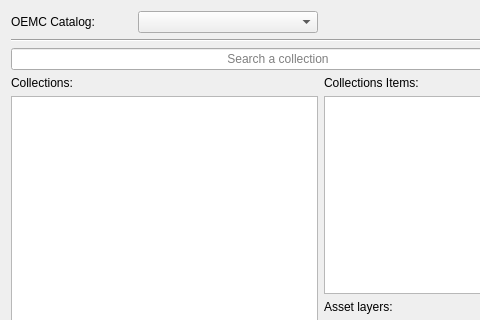
Qt form oemc_plugin_dialog_base.ui (Open-Earth-Monitor/oemc-qgis-plugin) before a commit; both pictures show x 0 to 480 and y 0 to 320 of the 642 by 565 pixel window.
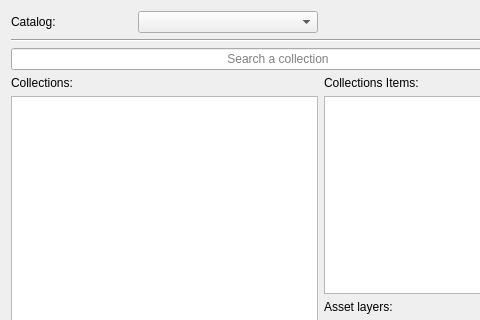
The same form after that commit.

Commit message: feat: rename OEMC catalog to OEMC (in-situ)

What changed in the file:
```diff
--- a/oemc_plugin_dialog_base.ui
+++ b/oemc_plugin_dialog_base.ui
@@ -28,7 +28,7 @@
         </size>
        </property>
        <property name="text">
-        <string>OEMC Catalog:</string>
+        <string>Catalog:</string>
        </property>
       </widget>
      </item>
```
The commit also changes 1 other file.
